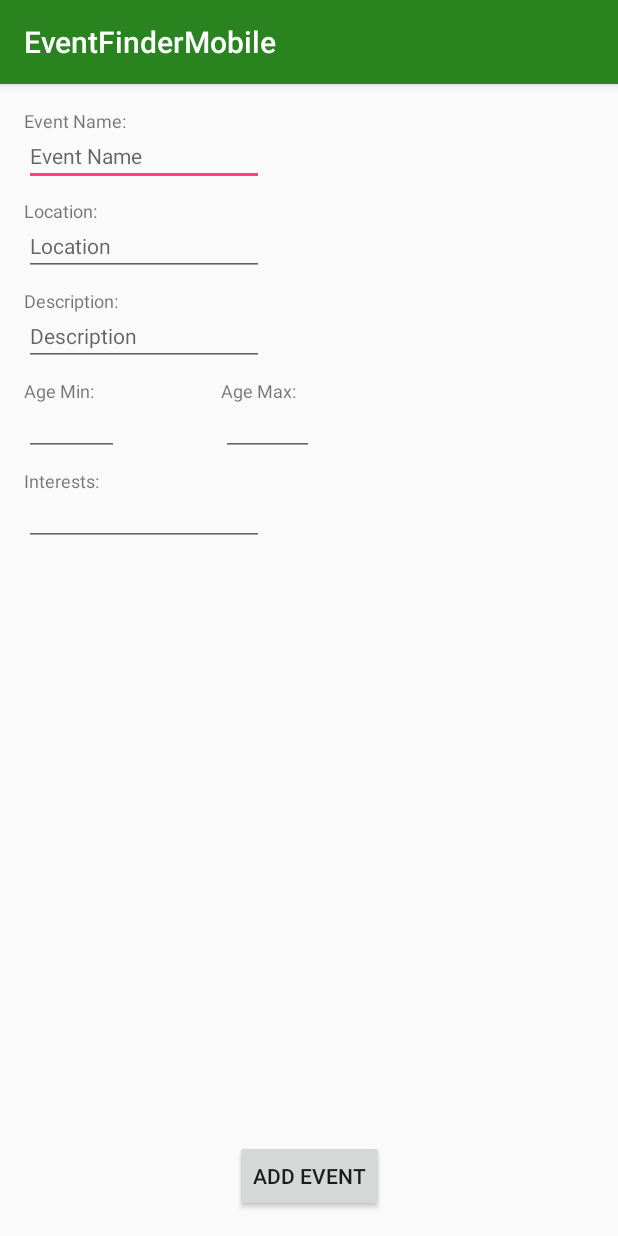
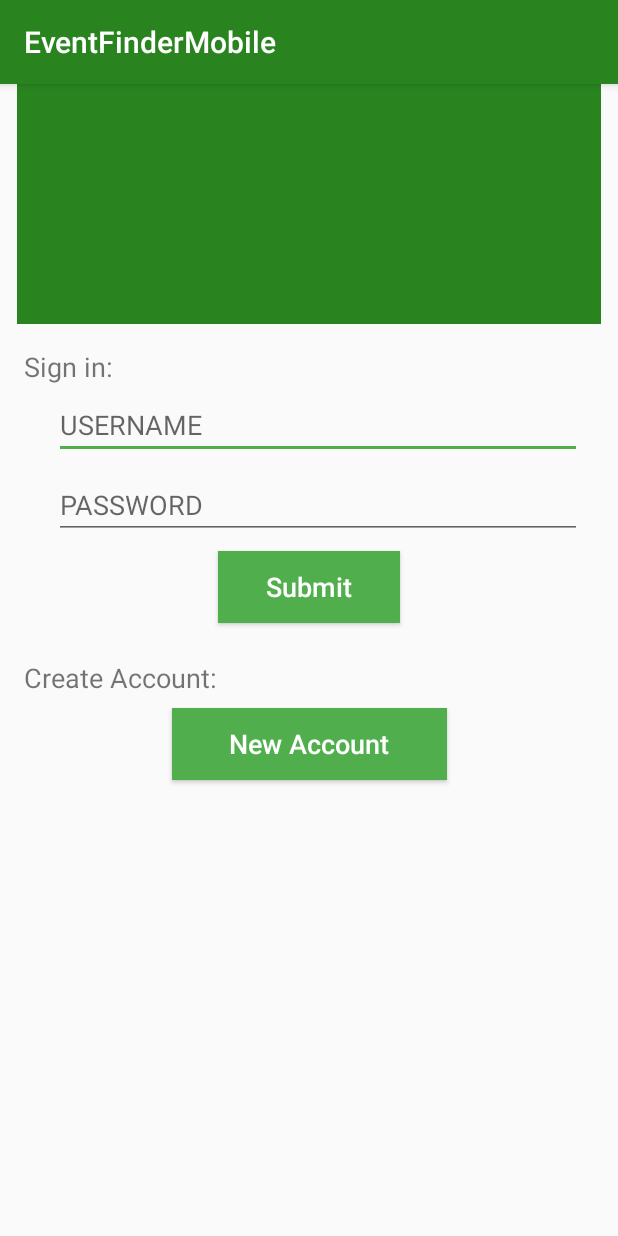
Before and after one commit to tyler95smith/EventFinderMobile, an Android app: the screen it shows after launch (AddEventActivity before the commit, Login after it), on a phone screen of 412 x 824 dp. Run offline under Robolectric (Android 15) with nearby library versions, the phone set to English and light mode, and no system bars.

Commit message:
add login screen

```diff
--- a/app/src/main/AndroidManifest.xml
+++ b/app/src/main/AndroidManifest.xml
@@ -9,19 +9,20 @@
         android:roundIcon="@mipmap/ic_launcher_round"
         android:supportsRtl="true"
         android:theme="@style/AppTheme">
-        <activity android:name=".AddEventActivity">
+        <activity android:name=".Login">
             <intent-filter>
                 <action android:name="android.intent.action.MAIN" />
 
                 <category android:name="android.intent.category.LAUNCHER" />
             </intent-filter>
         </activity>
+        <activity android:name=".AddEventActivity" />
         <activity android:name=".NewAccount" />
         <activity android:name=".NavigationBar" />
         <activity android:name=".NotificationsActivity" />
-        <activity android:name=".HomeScreenActivity"></activity>
-        <activity android:name=".FavoriteEventsActivity"></activity>
-        <activity android:name=".NotificationsActivity"></activity>
+        <activity android:name=".HomeScreenActivity" />
+        <activity android:name=".FavoriteEventsActivity" />
+
     </application>
 
 </manifest>
--- /dev/null
+++ b/app/src/main/java/com/eventfinder/www/eventfindermobile/Login.java
@@ -0,0 +1,13 @@
+package com.eventfinder.www.eventfindermobile;
+
+import android.support.v7.app.AppCompatActivity;
+import android.os.Bundle;
+
+public class Login extends AppCompatActivity {
+
+    @Override
+    protected void onCreate(Bundle savedInstanceState) {
+        super.onCreate(savedInstanceState);
+        setContentView(R.layout.activity_login);
+    }
+}
--- /dev/null
+++ b/app/src/main/res/layout/activity_login.xml
@@ -0,0 +1,103 @@
+<?xml version="1.0" encoding="utf-8"?>
+<android.support.constraint.ConstraintLayout xmlns:android="http://schemas.android.com/apk/res/android"
+    xmlns:app="http://schemas.android.com/apk/res-auto"
+    xmlns:tools="http://schemas.android.com/tools"
+    android:layout_width="match_parent"
+    android:layout_height="match_parent"
+    tools:context="com.eventfinder.www.eventfindermobile.Login">
+
+    <android.support.v7.widget.Toolbar
+        android:id="@+id/toolbar2"
+        android:layout_width="389dp"
+        android:layout_height="160dp"
+        android:background="?attr/colorPrimary"
+        android:minHeight="?attr/actionBarSize"
+        android:theme="?attr/actionBarTheme"
+        app:layout_constraintEnd_toEndOf="parent"
+        app:layout_constraintStart_toStartOf="parent"
+        app:layout_constraintTop_toTopOf="parent" />
+
+    <TextView
+        android:id="@+id/textView10"
+        android:layout_width="wrap_content"
+        android:layout_height="wrap_content"
+        android:layout_marginStart="16dp"
+        android:layout_marginTop="16dp"
+        android:text="Sign in:"
+        android:textSize="18sp"
+        app:layout_constraintStart_toStartOf="parent"
+        app:layout_constraintTop_toBottomOf="@+id/toolbar2" />
+
+    <EditText
+        android:id="@+id/editText13"
+        android:layout_width="352dp"
+        android:layout_height="wrap_content"
+        android:layout_marginEnd="24dp"
+        android:layout_marginStart="36dp"
+        android:layout_marginTop="4dp"
+        android:ems="10"
+        android:hint="USERNAME"
+        android:inputType="textPersonName"
+        app:layout_constraintEnd_toEndOf="parent"
+        app:layout_constraintHorizontal_bias="0.714"
+        app:layout_constraintStart_toStartOf="parent"
+        app:layout_constraintTop_toBottomOf="@+id/textView10" />
+
+    <EditText
+        android:id="@+id/editText14"
+        android:layout_width="352dp"
+        android:layout_height="wrap_content"
+        android:layout_marginEnd="24dp"
+        android:layout_marginStart="36dp"
+        android:layout_marginTop="8dp"
+        android:ems="10"
+        android:hint="PASSWORD"
+        android:inputType="textPassword"
+        app:layout_constraintEnd_toEndOf="parent"
+        app:layout_constraintHorizontal_bias="0.714"
+        app:layout_constraintStart_toStartOf="parent"
+        app:layout_constraintTop_toBottomOf="@+id/editText13" />
+
+    <TextView
+        android:id="@+id/textView11"
+        android:layout_width="wrap_content"
+        android:layout_height="wrap_content"
+        android:layout_marginStart="16dp"
+        android:layout_marginTop="24dp"
+        android:text="Create Account:"
+        android:textSize="18sp"
+        app:layout_constraintStart_toStartOf="parent"
+        app:layout_constraintTop_toBottomOf="@+id/button12" />
+
+    <Button
+        android:id="@+id/button12"
+        android:layout_width="121dp"
+        android:layout_height="wrap_content"
+        android:layout_marginEnd="24dp"
+        android:layout_marginStart="24dp"
+        android:layout_marginTop="8dp"
+        android:background="@color/colorAccent"
+        android:text="Submit"
+        android:textAllCaps="false"
+        android:textColor="@android:color/background_light"
+        android:textSize="18sp"
+        app:layout_constraintEnd_toEndOf="parent"
+        app:layout_constraintStart_toStartOf="parent"
+        app:layout_constraintTop_toBottomOf="@+id/editText14" />
+
+    <Button
+        android:id="@+id/button14"
+        android:layout_width="183dp"
+        android:layout_height="wrap_content"
+        android:layout_marginEnd="16dp"
+        android:layout_marginStart="16dp"
+        android:layout_marginTop="8dp"
+        android:background="@color/colorAccent"
+        android:text="New Account"
+        android:textAllCaps="false"
+        android:textColor="@android:color/background_light"
+        android:textSize="18sp"
+        app:layout_constraintEnd_toEndOf="parent"
+        app:layout_constraintStart_toStartOf="parent"
+        app:layout_constraintTop_toBottomOf="@+id/textView11" />
+</android.support.constraint.ConstraintLayout>
--- a/app/src/main/res/values/colors.xml
+++ b/app/src/main/res/values/colors.xml
@@ -2,7 +2,7 @@
 <resources>
     <color name="colorPrimary">#29841f</color>
     <color name="colorPrimaryDark">#303F9F</color>
-    <color name="colorAccent">#FF4081</color>
+    <color name="colorAccent">#50af4c</color>
 
     <color name="black_overlay">#66000000</color>
 </resources>
```
